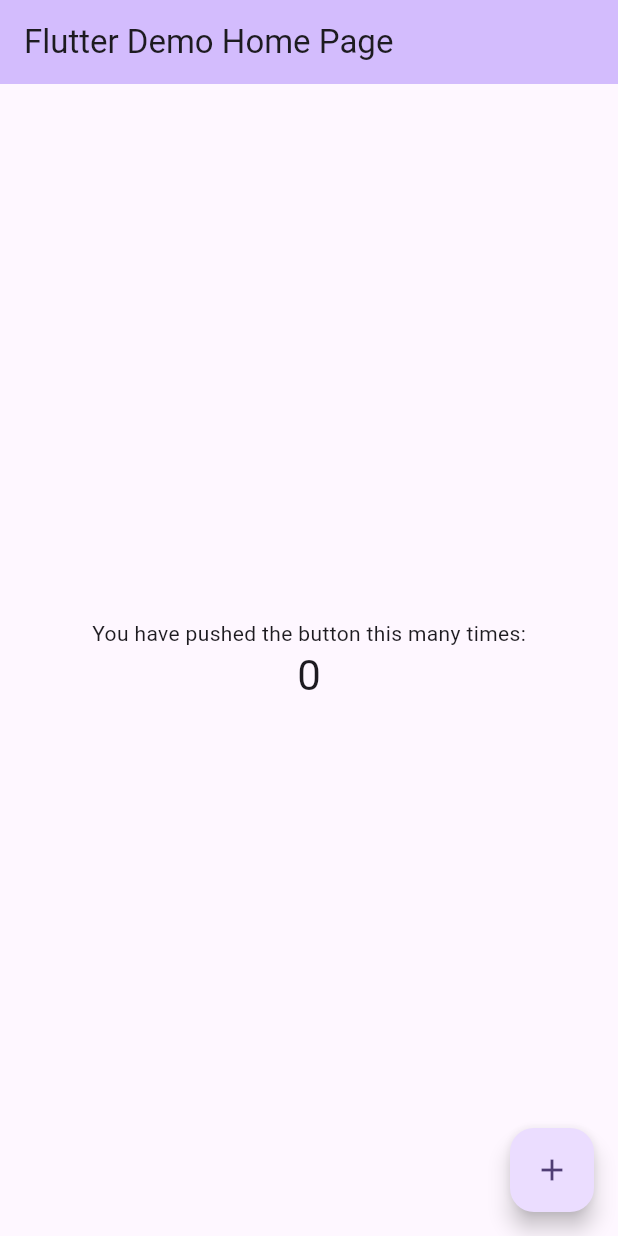
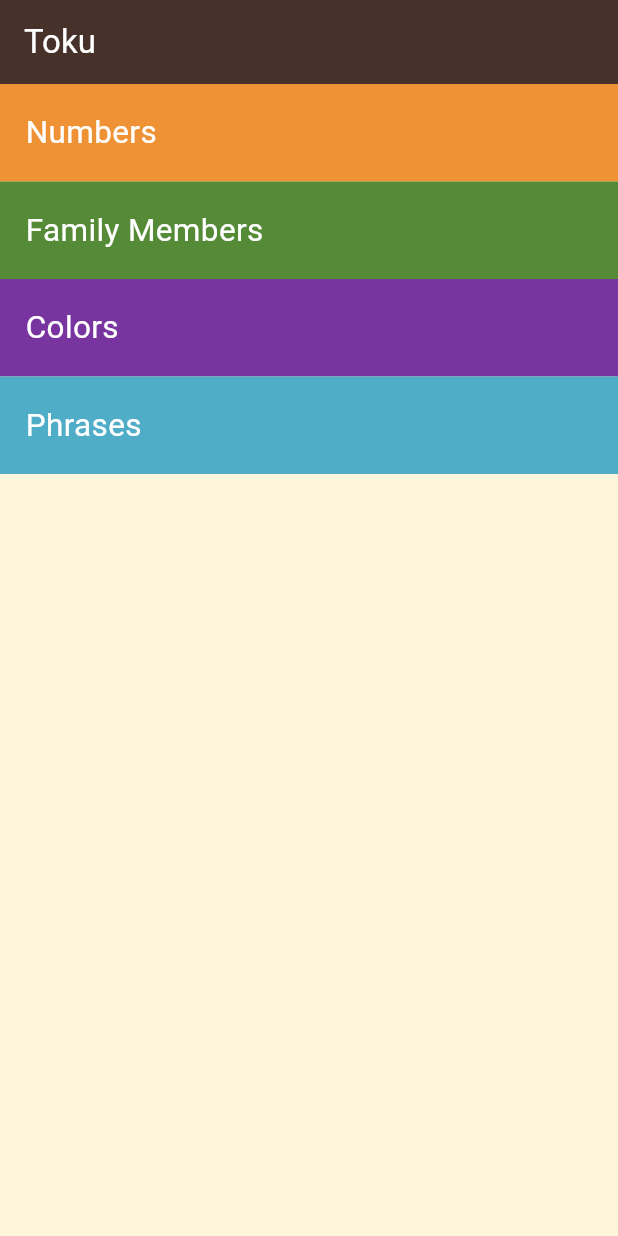
Before and after one commit to Elerian07/toku, a Flutter app: the screen it shows after launch, on a phone screen of 412 x 824 dp. Run offline on Flutter 3.47's test engine with Material 3 defaults, Android fonts, the light colour scheme and no system bars; our stand-ins replace audioplayers.

Commit message:
Add numbers feature and audioplayers integration
Implemented the Numbers page with audio playback using the audioplayers package. Added category navigation, models, and UI components for numbers, and set up placeholders for family members, colors, and phrases pages. Updated Android build config, pubspec.yaml, and asset declarations. Registered audioplayers plugins for Linux, macOS, and Windows.

```diff
--- /dev/null
+++ b/lib/components/category_item.dart
@@ -0,0 +1,27 @@
+import 'package:flutter/material.dart';
+
+class Category extends StatelessWidget {
+  Category(this.textName, this.colors, this.onTap, {super.key});
+  String? textName;
+  String? colors;
+
+  Function()? onTap;
+
+  @override
+  Widget build(BuildContext context) {
+    return GestureDetector(
+      onTap: onTap,
+      child: Container(
+        padding: EdgeInsets.only(left: 17),
+        alignment: Alignment.centerLeft,
+        height: 65,
+        width: double.infinity,
+        color: Color(int.parse(colors!.replaceFirst('#', '0xff'))),
+        child: Text(
+          textName!,
+          style: TextStyle(color: Colors.white, fontSize: 21),
+        ),
+      ),
+    );
+  }
+}
--- a/lib/main.dart
+++ b/lib/main.dart
@@ -1,122 +1,15 @@
 import 'package:flutter/material.dart';
+import 'package:toku/screens/home_page.dart';
 
 void main() {
-  runApp(const MyApp());
+  runApp(Toku());
 }
 
-class MyApp extends StatelessWidget {
-  const MyApp({super.key});
-
-  // This widget is the root of your application.
-  @override
-  Widget build(BuildContext context) {
-    return MaterialApp(
-      title: 'Flutter Demo',
-      theme: ThemeData(
-        // This is the theme of your application.
-        //
-        // TRY THIS: Try running your application with "flutter run". You'll see
-        // the application has a purple toolbar. Then, without quitting the app,
-        // try changing the seedColor in the colorScheme below to Colors.green
-        // and then invoke "hot reload" (save your changes or press the "hot
-        // reload" button in a Flutter-supported IDE, or press "r" if you used
-        // the command line to start the app).
-        //
-        // Notice that the counter didn't reset back to zero; the application
-        // state is not lost during the reload. To reset the state, use hot
-        // restart instead.
-        //
-        // This works for code too, not just values: Most code changes can be
-        // tested with just a hot reload.
-        colorScheme: ColorScheme.fromSeed(seedColor: Colors.deepPurple),
-      ),
-      home: const MyHomePage(title: 'Flutter Demo Home Page'),
-    );
-  }
-}
-
-class MyHomePage extends StatefulWidget {
-  const MyHomePage({super.key, required this.title});
-
-  // This widget is the home page of your application. It is stateful, meaning
-  // that it has a State object (defined below) that contains fields that affect
-  // how it looks.
-
-  // This class is the configuration for the state. It holds the values (in this
-  // case the title) provided by the parent (in this case the App widget) and
-  // used by the build method of the State. Fields in a Widget subclass are
-  // always marked "final".
-
-  final String title;
-
-  @override
-  State<MyHomePage> createState() => _MyHomePageState();
-}
-
-class _MyHomePageState extends State<MyHomePage> {
-  int _counter = 0;
-
-  void _incrementCounter() {
-    setState(() {
-      // This call to setState tells the Flutter framework that something has
-      // changed in this State, which causes it to rerun the build method below
-      // so that the display can reflect the updated values. If we changed
-      // _counter without calling setState(), then the build method would not be
-      // called again, and so nothing would appear to happen.
-      _counter++;
-    });
-  }
+class Toku extends StatelessWidget {
+  const Toku({super.key});
 
   @override
   Widget build(BuildContext context) {
-    // This method is rerun every time setState is called, for instance as done
-    // by the _incrementCounter method above.
-    //
-    // The Flutter framework has been optimized to make rerunning build methods
-    // fast, so that you can just rebuild anything that needs updating rather
-    // than having to individually change instances of widgets.
-    return Scaffold(
-      appBar: AppBar(
-        // TRY THIS: Try changing the color here to a specific color (to
-        // Colors.amber, perhaps?) and trigger a hot reload to see the AppBar
-        // change color while the other colors stay the same.
-        backgroundColor: Theme.of(context).colorScheme.inversePrimary,
-        // Here we take the value from the MyHomePage object that was created by
-        // the App.build method, and use it to set our appbar title.
-        title: Text(widget.title),
-      ),
-      body: Center(
-        // Center is a layout widget. It takes a single child and positions it
-        // in the middle of the parent.
-        child: Column(
-          // Column is also a layout widget. It takes a list of children and
-          // arranges them vertically. By default, it sizes itself to fit its
-          // children horizontally, and tries to be as tall as its parent.
-          //
-          // Column has various properties to control how it sizes itself and
-          // how it positions its children. Here we use mainAxisAlignment to
-          // center the children vertically; the main axis here is the vertical
-          // axis because Columns are vertical (the cross axis would be
-          // horizontal).
-          //
-          // TRY THIS: Invoke "debug painting" (choose the "Toggle Debug Paint"
-          // action in the IDE, or press "p" in the console), to see the
-          // wireframe for each widget.
-          mainAxisAlignment: MainAxisAlignment.center,
-          children: <Widget>[
-            const Text('You have pushed the button this many times:'),
-            Text(
-              '$_counter',
-              style: Theme.of(context).textTheme.headlineMedium,
-            ),
-          ],
-        ),
-      ),
-      floatingActionButton: FloatingActionButton(
-        onPressed: _incrementCounter,
-        tooltip: 'Increment',
-        child: const Icon(Icons.add),
-      ), // This trailing comma makes auto-formatting nicer for build methods.
-    );
+    return MaterialApp(debugShowCheckedModeBanner: false, home: HomePage());
   }
 }
--- /dev/null
+++ b/lib/screens/home_page.dart
@@ -0,0 +1,65 @@
+import 'package:flutter/material.dart';
+import 'package:toku/components/category_item.dart';
+import 'package:toku/screens/colors_page.dart';
+import 'package:toku/screens/family_members_page.dart';
+import 'package:toku/screens/numbers_page.dart';
+import 'package:toku/screens/phrases_page.dart';
+
+class HomePage extends StatelessWidget {
+  const HomePage({super.key});
+
+  @override
+  Widget build(BuildContext context) {
+    return Scaffold(
+      backgroundColor: Color(0xffFEF6DB),
+      appBar: AppBar(
+        backgroundColor: Color(0xff46322B),
+        title: Text("Toku", style: TextStyle(color: Colors.white)),
+      ),
+      body: Column(
+        children: [
+          Category("Numbers", '0xffEF9235', () {
+            Navigator.push(
+              context,
+              MaterialPageRoute(
+                builder: (BuildContext context) {
+                  return NumbersPage();
+                },
+              ),
+            );
+          }),
+          Category("Family Members", '0xff558B37', () {
+            Navigator.push(
+              context,
+              MaterialPageRoute(
+                builder: (BuildContext context) {
+                  return FamilyMembersPage();
+                },
+              ),
+            );
+          }),
+          Category("Colors", '0xff79359F', () {
+            Navigator.push(
+              context,
+              MaterialPageRoute(
+                builder: (BuildContext context) {
+                  return ColorsPage();
+                },
+              ),
+            );
+          }),
+          Category("Phrases", '0xff50ADC7', () {
+            Navigator.push(
+              context,
+              MaterialPageRoute(
+                builder: (BuildContext context) {
+                  return PhrasesPage();
+                },
+              ),
+            );
+          }),
+        ],
+      ),
+    );
+  }
+}
--- /dev/null
+++ b/lib/screens/numbers_page.dart
@@ -0,0 +1,87 @@
+import 'package:flutter/material.dart';
+import 'package:toku/components/numbers_item.dart';
+import 'package:toku/models/numbers_model.dart';
+
+class NumbersPage extends StatelessWidget {
+  const NumbersPage({super.key});
+  final List<Number> numbers = const [
+    Number(
+      image: "assets/images/numbers/number_one.png",
+      jpName: "ichi",
+      enName: "one",
+      sound: "sounds/numbers/number_one_sound.mp3",
+    ),
+    Number(
+      image: "assets/images/numbers/number_two.png",
+      jpName: "ni",
+      enName: "two",
+      sound: "sounds/numbers/number_two_sound.mp3",
+    ),
+    Number(
+      image: "assets/images/numbers/number_three.png",
+      jpName: "san",
+      enName: "three",
+      sound: "sounds/numbers/number_three_sound.mp3",
+    ),
+
+    Number(
+      image: "assets/images/numbers/number_four.png",
+      jpName: "yon",
+      enName: "four",
+      sound: "sounds/numbers/number_four_sound.mp3",
+    ),
+    Number(
+      image: "assets/images/numbers/number_five.png",
+      jpName: "go",
+      enName: "five",
+      sound: "sounds/numbers/number_five_sound.mp3",
+    ),
+    Number(
+      image: "assets/images/numbers/number_six.png",
+      jpName: "roku",
+      enName: "six",
+      sound: "sounds/numbers/number_six_sound.mp3",
+    ),
+    Number(
+      image: "assets/images/numbers/number_seven.png",
+      jpName: "nana",
+      enName: "seven",
+      sound: "sounds/numbers/number_seven_sound.mp3",
+    ),
+    Number(
+      image: "assets/images/numbers/number_eight.png",
+      jpName: "hachi",
+      enName: "eight",
+      sound: "sounds/numbers/number_eight_sound.mp3",
+    ),
+
+    Number(
+      image: "assets/images/numbers/number_nine.png",
+      jpName: "kyū",
+      enName: "nine",
+      sound: "sounds/numbers/number_nine_sound.mp3",
+    ),
+    Number(
+      image: "assets/images/numbers/number_ten.png",
+      jpName: "jū",
+      enName: "ten",
+      sound: "sounds/numbers/number_ten_sound.mp3",
+    ),
+  ];
+
+  @override
+  Widget build(BuildContext context) {
+    return Scaffold(
+      appBar: AppBar(
+        title: Text("Numbers", style: TextStyle(color: Colors.white)),
+        backgroundColor: Color(0xff46322B),
+      ),
+      body: ListView.builder(
+        itemCount: numbers.length,
+        itemBuilder: (context, num) {
+          return NumbersItem(number: numbers[num]);
+        },
+      ),
+    );
+  }
+}
```
Also changed, not shown: lib/components/numbers_item.dart (added, +48 -0 lines), lib/models/numbers_model.dart (added, +12 -0 lines), lib/screens/colors_page.dart (added, +10 -0 lines), lib/screens/family_members_page.dart (added, +10 -0 lines), lib/screens/phrases_page.dart (added, +10 -0 lines), pubspec.yaml (+10 -5 lines), pubspec.lock, 6 other files.
